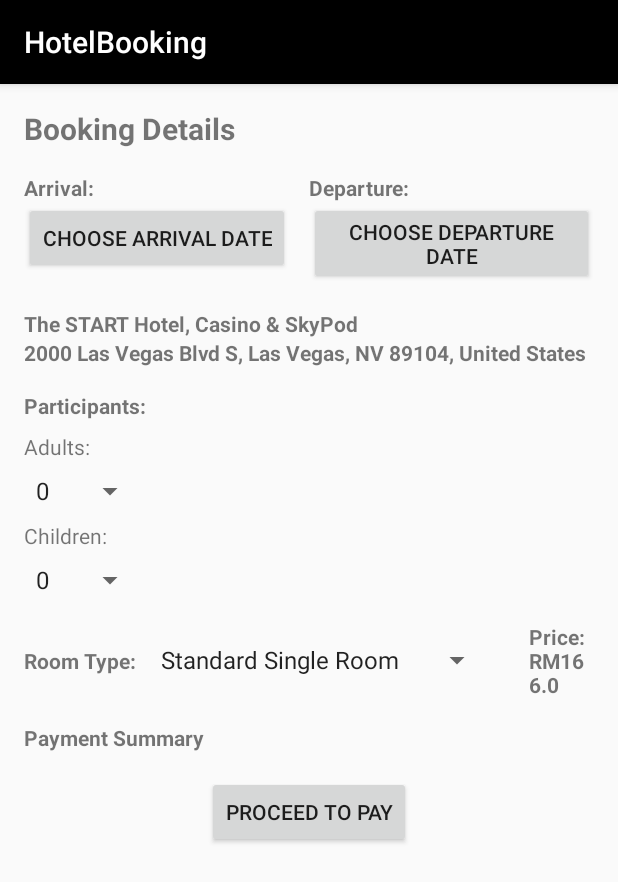
After one commit to Zshui58/HotelBooking, an Android app: the BookingRoomDetails screen opened directly, with no data from a screen before it, on a phone screen of 412 x 824 dp. The commit adds this screen. Shown: the top 882 px of the screen. Run offline under Robolectric (Android 15) with nearby library versions, the phone set to English and light mode, and no system bars.

Commit message:
add booking

```diff
--- a/app/build.gradle
+++ b/app/build.gradle
@@ -39,6 +39,7 @@ dependencies {
     implementation 'com.google.firebase:firebase-database:20.2.2'
     implementation 'com.google.firebase:firebase-database-ktx:20.2.2'
 
+
     testImplementation 'junit:junit:4.12'
     androidTestImplementation 'androidx.test:runner:1.3.0'
     androidTestImplementation 'androidx.test.espresso:espresso-core:3.3.0'
--- a/app/src/main/AndroidManifest.xml
+++ b/app/src/main/AndroidManifest.xml
@@ -9,6 +9,9 @@
         android:roundIcon="@mipmap/ic_launcher_round"
         android:supportsRtl="true"
         android:theme="@style/Theme.HotelBooking">
+        <activity
+            android:name=".BookingRoomDetails"
+            android:exported="false" />
         <activity
             android:name=".ReviewActivity"
             android:exported="false" />
--- /dev/null
+++ b/app/src/main/java/my/edu/utar/hotelbooking/BookingRoomDetails.java
@@ -0,0 +1,220 @@
+package my.edu.utar.hotelbooking;
+
+import android.app.DatePickerDialog;
+import android.os.Bundle;
+import android.text.Editable;
+import android.text.TextWatcher;
+import android.view.View;
+import android.widget.AdapterView;
+import android.widget.ArrayAdapter;
+import android.widget.Button;
+import android.widget.DatePicker;
+import android.widget.EditText;
+import android.widget.Spinner;
+import android.widget.TextView;
+import androidx.appcompat.app.AppCompatActivity;
+
+import java.text.DecimalFormat;
+import java.util.Calendar;
+
+public class BookingRoomDetails extends AppCompatActivity {
+
+    private EditText checkInEditText;
+    private Calendar calendar;
+    Button arrivalDateButton;
+    Button departureDateButton;
+    TextView hotelNameTextView;
+    TextView hotelAddressTextView;
+    TextView participantsLabel;
+    TextView adultsLabel;
+    TextView childrenLabel;
+    Spinner adultsSpinner;
+    Spinner childrenSpinner;
+    TextView roomPriceTextView;
+    String selectedRoomType;
+
+    @Override
+    protected void onCreate(Bundle savedInstanceState) {
+        super.onCreate(savedInstanceState);
+        setContentView(R.layout.activity_booking_room_details);
+
+        // Initialize UI elements
+        roomPriceTextView = findViewById(R.id.roomPriceTextView);
+
+        // Initialize the roomTypeSpinner
+        Spinner roomTypeSpinner = findViewById(R.id.roomTypeSpinner);
+
+        // Create ArrayAdapter for room type Spinner
+        ArrayAdapter<CharSequence> roomTypeAdapter = ArrayAdapter.createFromResource(this, R.array.room_types, android.R.layout.simple_spinner_item);
+        roomTypeAdapter.setDropDownViewResource(android.R.layout.simple_spinner_dropdown_item);
+
+        // Set the ArrayAdapter to the room type Spinner
+        roomTypeSpinner.setAdapter(roomTypeAdapter);
+
+
+        // Set up a selection listener for the room type Spinner
+        roomTypeSpinner.setOnItemSelectedListener(new AdapterView.OnItemSelectedListener() {
+            @Override
+            public void onItemSelected(AdapterView<?> parentView, View selectedItemView, int position, long id) {
+                // Retrieve the selected room type
+                selectedRoomType = parentView.getItemAtPosition(position).toString();
+
+                // Update the room price based on the selected room type (replace with your logic)
+                double roomPrice = getRoomPrice(selectedRoomType);
+
+            }
+
+            @Override
+            public void onNothingSelected(AdapterView<?> parentView) {
+                // Handle the case when nothing is selected (if needed)
+            }
+
+        });
+
+        // Set up a selection listener for the room type Spinner
+        roomTypeSpinner.setOnItemSelectedListener(new AdapterView.OnItemSelectedListener() {
+            @Override
+            public void onItemSelected(AdapterView<?> parentView, View selectedItemView, int position, long id) {
+                // Retrieve the selected room type
+                selectedRoomType = parentView.getItemAtPosition(position).toString();
+
+                // Update the room price based on the selected room type (replace with your logic)
+                double roomPrice = getRoomPrice(selectedRoomType); // Replace with your price calculation logic
+                String priceText = "Price: RM" + roomPrice; // Format the price
+
+                // Set the updated price in the TextView
+                roomPriceTextView.setText(priceText);
+            }
+
+            @Override
+            public void onNothingSelected(AdapterView<?> parentView) {
+                // Handle the case when nothing is selected (if needed)
+            }
+
+        });
+
+        // Set up a selection listener for the room type Spinner
+        roomTypeSpinner.setOnItemSelectedListener(new AdapterView.OnItemSelectedListener() {
+            @Override
+            public void onItemSelected(AdapterView<?> parentView, View selectedItemView, int position, long id) {
+                // Retrieve the selected room type
+                String selectedRoomType = parentView.getItemAtPosition(position).toString();
+
+                // Update the room price based on the selected room type (replace with your logic)
+                double roomPrice = getRoomPrice(selectedRoomType); // Replace with your price calculation logic
+                String priceText = "Price: RM" + roomPrice; // Format the price
+
+                // Set the updated price in the TextView
+                roomPriceTextView.setText(priceText);
+            }
+
+            @Override
+            public void onNothingSelected(AdapterView<?> parentView) {
+                // Handle the case when nothing is selected (if needed)
+            }
+
+            // You can implement your own logic to retrieve room prices based on room types.
+            private double getRoomPrice(String roomType) {
+                // Replace with your logic to fetch room prices based on room types
+                // For this example, we'll use a simple mapping.
+                if ("Standard Single Room".equals(roomType)) {
+                    return 166.0; // Replace with the actual price for the Standard room
+                } else if ("Standard Double Room".equals(roomType)) {
+                    return 340.0; // Replace with the actual price for the Deluxe room
+                } else if ("Deluxe Twin".equals(roomType)) {
+                    return 328.0; // Replace with the actual price for the Deluxe room
+                } else if ("Deluxe Family".equals(roomType)) {
+                    return 448.0; // Replace with the actual price for the Deluxe room
+                } else if ("Executive Suite".equals(roomType)) {
+                    return 999.0; // Replace with the actual price for the Suite
+                } else if ("Superior Suite".equals(roomType)) {
+                    return 1388.0; // Replace with the actual price for the Suite
+                } else if ("Deluxe Suite".equals(roomType)) {
+                    return 1688.0; // Replace with the actual price for the Suite
+                } else if ("Premier Suite".equals(roomType)) {
+                    return 1888.0; // Replace with the actual price for the Suite
+                }
+                return 0.0; // Return a default price for unknown room types
+            }
+
+
+
+        });
+
+        // Initialize UI elements (Participants section)
+        participantsLabel = findViewById(R.id.participantsLabel);
+        adultsLabel = findViewById(R.id.adultsLabel);
+        childrenLabel = findViewById(R.id.childrenLabel);
+        adultsSpinner = findViewById(R.id.adultsSpinner);
+        childrenSpinner = findViewById(R.id.childrenSpinner);
+
+        // Create ArrayAdapter for Spinners
+        ArrayAdapter<String> spinnerAdapter = new ArrayAdapter<>(this, android.R.layout.simple_spinner_item);
+        spinnerAdapter.setDropDownViewResource(android.R.layout.simple_spinner_dropdown_item);
+
+        // Populate the Spinners with options (e.g., 0 to 10)
+        for (int i = 0; i <= 10; i++) {
+            spinnerAdapter.add(String.valueOf(i));
+        }
+
+        // Set the ArrayAdapter to the Spinners
+        adultsSpinner.setAdapter(spinnerAdapter);
+        childrenSpinner.setAdapter(spinnerAdapter);
+
+        // Initialize TextViews (Hotel details)
+        hotelNameTextView = findViewById(R.id.hotelNameTextView);
+        hotelAddressTextView = findViewById(R.id.hotelAddressTextView);
+
+        // Replace with the actual method to retrieve selected hotel information
+        Hotel selectedHotel = HotelData.getSelectedHotel();
+
+        // Set the text of the TextViews with the selected hotel information
+        hotelNameTextView.setText(selectedHotel.getName());
+        hotelAddressTextView.setText(selectedHotel.getAddress());
+
+        arrivalDateButton = findViewById(R.id.arrivalDateButton);
+        departureDateButton = findViewById(R.id.departureDateButton);
+
+        calendar = Calendar.getInstance();
+
+        // Set click listeners for date buttons
+        arrivalDateButton.setOnClickListener(new View.OnClickListener() {
+            @Override
+            public void onClick(View view) {
+                showDatePicker(arrivalDateButton);
+            }
+        });
+
+        departureDateButton.setOnClickListener(new View.OnClickListener() {
+            @Override
+            public void onClick(View view) {
+                showDatePicker(departureDateButton);
+            }
+        });
+    }
+
+    private double getRoomPrice(String selectedRoomType) {
+        return 0;
+    }
+
+    private void showDatePicker(final Button button) {
+        // Get current year, month, and day
+        int year = calendar.get(Calendar.YEAR);
+        int month = calendar.get(Calendar.MONTH);
+        int day = calendar.get(Calendar.DAY_OF_MONTH);
+
+        // Show date picker dialog
+        DatePickerDialog datePickerDialog = new DatePickerDialog(
+                BookingRoomDetails.this,
+                new DatePickerDialog.OnDateSetListener() {
+                    @Override
+                    public void onDateSet(android.widget.DatePicker datePicker, int year, int month, int dayOfMonth) {
+                        // Update the selected date on the button
+                        button.setText(dayOfMonth + "/" + (month + 1) + "/" + year);
+                    }
+                },
+                year, month, day
+        );
+        datePickerDialog.show();
+    }
+}
--- a/app/src/main/java/my/edu/utar/hotelbooking/DetailActivity.java
+++ b/app/src/main/java/my/edu/utar/hotelbooking/DetailActivity.java
@@ -5,6 +5,7 @@ import androidx.appcompat.app.AppCompatActivity;
 import android.content.Intent;
 import android.os.Bundle;
 import android.view.View;
+import android.widget.Button;
 import android.widget.TextView;
 
 public class DetailActivity extends AppCompatActivity {
@@ -24,5 +25,15 @@ public class DetailActivity extends AppCompatActivity {
             }
         });
 
+        Button startBookingButton = findViewById(R.id.button);
+        startBookingButton.setOnClickListener(new View.OnClickListener() {
+            @Override
+            public void onClick(View view) {
+                // Navigate to the booking page
+                Intent bookingIntent = new Intent(DetailActivity.this, BookingRoomDetails.class);
+                startActivity(bookingIntent);
+            }
+        });
+
     }
 }
--- /dev/null
+++ b/app/src/main/java/my/edu/utar/hotelbooking/HotelData.java
@@ -0,0 +1,35 @@
+package my.edu.utar.hotelbooking;
+
+public class HotelData {
+
+    public static Hotel getSelectedHotel() {
+        // Simulated hotel data
+        Hotel hotel = new Hotel();
+        hotel.setName("The START Hotel, Casino & SkyPod");
+        hotel.setAddress("2000 Las Vegas Blvd S, Las Vegas, NV 89104, United States");
+        // Add more hotel data as needed
+        return hotel;
+    }
+}
+
+class Hotel {
+    private String name;
+    private String address;
+    // Add more hotel attributes as needed
+
+    public String getName() {
+        return name;
+    }
+
+    public void setName(String name) {
+        this.name = name;
+    }
+
+    public String getAddress() {
+        return address;
+    }
+
+    public void setAddress(String address) {
+        this.address = address;
+    }
+}
--- /dev/null
+++ b/app/src/main/res/layout/activity_booking_room_details.xml
@@ -0,0 +1,201 @@
+<?xml version="1.0" encoding="utf-8"?>
+<LinearLayout xmlns:android="http://schemas.android.com/apk/res/android"
+    xmlns:tools="http://schemas.android.com/tools"
+    android:layout_width="match_parent"
+    android:layout_height="match_parent"
+    xmlns:app="http://schemas.android.com/apk/res-auto"
+    android:orientation="vertical"
+    android:padding="16dp">
+
+    <TextView
+        android:layout_width="wrap_content"
+        android:layout_height="wrap_content"
+        android:text="Booking Details"
+        android:textSize="20sp"
+        android:textStyle="bold"
+        android:layout_gravity="start"/>
+
+
+    <!-- Arrival and Departure Info -->
+    <LinearLayout
+        android:layout_width="match_parent"
+        android:layout_height="wrap_content"
+        android:layout_marginTop="16dp"
+        android:orientation="horizontal">
+
+        <!-- Arrival Section -->
+        <RelativeLayout
+            android:layout_width="0dp"
+            android:layout_height="wrap_content"
+            android:layout_weight="1">
+
+            <!-- Arrival Statement -->
+            <TextView
+                android:id="@+id/arrivalStatement"
+                android:layout_width="wrap_content"
+                android:layout_height="wrap_content"
+                android:text="Arrival:"
+                android:textStyle="bold"
+                android:layout_alignParentStart="true"/>
+
+            <!-- Arrival Button -->
+            <Button
+                android:id="@+id/arrivalDateButton"
+                android:layout_width="wrap_content"
+                android:layout_height="wrap_content"
+                android:text="Choose Arrival Date"
+                android:layout_below="@+id/arrivalStatement"
+                android:layout_alignParentStart="true"/>
+        </RelativeLayout>
+
+        <!-- Departure Section -->
+        <RelativeLayout
+            android:layout_width="0dp"
+            android:layout_height="wrap_content"
+            android:layout_weight="1">
+
+            <!-- Departure Statement -->
+            <TextView
+                android:id="@+id/departureStatement"
+                android:layout_width="wrap_content"
+                android:layout_height="wrap_content"
+                android:text="Departure:"
+                android:textStyle="bold"
+                android:layout_alignParentStart="true"/>
+
+            <!-- Departure Button -->
+            <Button
+                android:id="@+id/departureDateButton"
+                android:layout_width="wrap_content"
+                android:layout_height="wrap_content"
+                android:text="Choose Departure Date"
+                android:layout_below="@+id/departureStatement"
+                android:layout_alignParentStart="true"/>
+        </RelativeLayout>
+    </LinearLayout>
+
+
+    <!-- Hotel Details -->
+    <TextView
+        android:id="@+id/hotelNameTextView"
+        android:layout_width="wrap_content"
+        android:layout_height="wrap_content"
+        android:text="Hotel Name:"
+        android:textStyle="bold"
+        android:layout_marginTop="16dp"/>
+
+    <TextView
+        android:id="@+id/hotelAddressTextView"
+        android:layout_width="wrap_content"
+        android:layout_height="wrap_content"
+        android:text="Hotel Address:"
+        android:textStyle="bold"/>
+
+    <!-- ... More UI elements for Hotel Details ... -->
+
+    <!-- Participants -->
+    <TextView
+        android:id="@+id/participantsLabel"
+        android:layout_width="wrap_content"
+        android:layout_height="wrap_content"
+        android:text="Participants:"
+        android:textStyle="bold"
+        android:layout_marginTop="16dp"/>
+
+    <!-- Spinner for Adults -->
+    <TextView
+        android:id="@+id/adultsLabel"
+        android:layout_width="wrap_content"
+        android:layout_height="wrap_content"
+        android:text="Adults:"
+        android:layout_marginTop="8dp"/>
+
+    <Spinner
+        android:id="@+id/adultsSpinner"
+        android:layout_width="wrap_content"
+        android:layout_height="wrap_content"
+        android:layout_marginTop="8dp"/>
+
+    <!-- Spinner for Children -->
+    <TextView
+        android:id="@+id/childrenLabel"
+        android:layout_width="wrap_content"
+        android:layout_height="wrap_content"
+        android:text="Children:"
+        android:layout_marginTop="8dp"/>
+
+    <Spinner
+        android:id="@+id/childrenSpinner"
+        android:layout_width="wrap_content"
+        android:layout_height="wrap_content"
+        android:layout_marginTop="8dp"/>
+    <!-- ... More UI elements for Participants ... -->
+
+    <!-- Room Type Details and Price -->
+    <LinearLayout
+        android:layout_width="match_parent"
+        android:layout_height="wrap_content"
+        android:orientation="horizontal"
+        android:layout_marginTop="16dp">
+
+        <!-- Room Type TextView -->
+        <TextView
+            android:id="@+id/roomTypeLabel"
+            android:layout_width="wrap_content"
+            android:layout_height="wrap_content"
+            android:text="Room Type:"
+            android:textStyle="bold"
+            android:layout_gravity="center_vertical" />
+
+        <!-- Room Type Spinner -->
+        <Spinner
+            android:id="@+id/roomTypeSpinner"
+            android:layout_width="wrap_content"
+            android:layout_height="wrap_content"
+            android:layout_marginStart="8dp"
+            android:layout_marginEnd="16dp"
+            android:layout_gravity="center_vertical" />
+
+
+        <!-- Room Price TextView -->
+        <TextView
+            android:id="@+id/roomPriceTextView"
+            android:layout_width="wrap_content"
+            android:layout_height="wrap_content"
+            android:layout_gravity="center_vertical"
+            android:layout_marginStart="8dp"
+            android:text=""
+            android:textStyle="bold" />
+
+        <TextView
+            android:id="@+id/roomTypeTextView"
+            android:layout_width="wrap_content"
+            android:layout_height="wrap_content"
+            android:layout_marginStart="16dp"
+            android:layout_marginTop="8dp"
+            android:textAppearance="?android:attr/textAppearanceMedium" />
+    </LinearLayout>
+    <!-- ... More UI elements for Room Type Details and Price ... -->
+
+    <!-- Payment Summary -->
+    <TextView
+        android:layout_width="wrap_content"
+        android:layout_height="wrap_content"
+        android:text="Payment Summary"
+        android:textStyle="bold"
+        android:layout_marginTop="16dp"/>
+
+    <!-- ... More UI elements for Payment Summary ... -->
+
+    <!-- Proceed to Payment Button -->
+    <Button
+        android:layout_width="wrap_content"
+        android:layout_height="wrap_content"
+        android:text="Proceed to Pay"
+        android:layout_gravity="center"
+        android:layout_marginTop="16dp"/>
+
+
+
+
+</LinearLayout>
--- a/app/src/main/res/layout/activity_detail.xml
+++ b/app/src/main/res/layout/activity_detail.xml
@@ -187,4 +187,19 @@
         app:layout_constraintVertical_bias="0.0" />
 
 
+    <LinearLayout
+        xmlns:android="http://schemas.android.com/apk/res/android"
+        android:layout_width="match_parent"
+        android:layout_height="match_parent"
+        android:orientation="vertical"
+        android:padding="16dp">
+
+        <Button
+            android:id="@+id/bookButton"
+            android:layout_width="wrap_content"
+            android:layout_height="wrap_content"
+            android:text="Book a Room"/>
+    </LinearLayout>
+
+
 </androidx.constraintlayout.widget.ConstraintLayout>
--- /dev/null
+++ b/app/src/main/res/values/arrays.xml
@@ -0,0 +1,15 @@
+<?xml version="1.0" encoding="utf-8"?>
+<resources>
+        <array name="room_types">
+            <item>Standard Single Room</item>
+            <item>Standard Double Room</item>
+            <item>Deluxe Twin</item>
+            <item>Deluxe Family</item>
+            <item>Executive Suite</item>
+            <item>Superior Suite</item>
+            <item>Deluxe Suite</item>
+            <item>Premier Suite</item>
+            <!-- Add more room type options as needed -->
+        </array>
+
+</resources>
```
